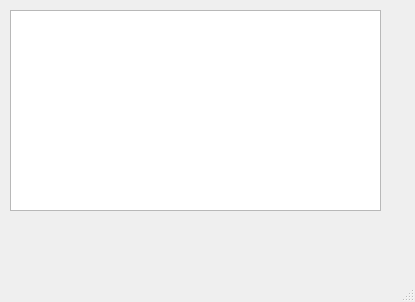
Old version of the form calificacionesups.ui in the repository LuisCOD369/ExamenP2.
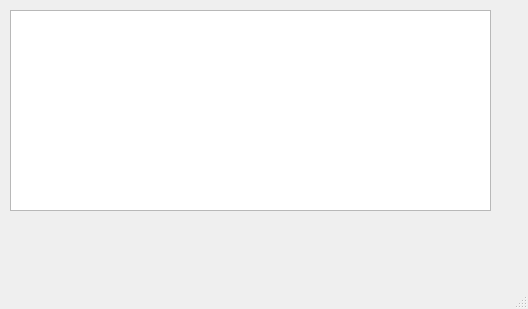
New version of the form.

Commit message: Calculo de nota remedial

Patch:
```diff
--- a/calificacionesups.ui
+++ b/calificacionesups.ui
@@ -6,8 +6,8 @@
    <rect>
     <x>0</x>
     <y>0</y>
-    <width>415</width>
-    <height>302</height>
+    <width>528</width>
+    <height>309</height>
    </rect>
   </property>
   <property name="windowTitle">
@@ -19,7 +19,7 @@
      <rect>
       <x>10</x>
       <y>10</y>
-      <width>371</width>
+      <width>481</width>
       <height>201</height>
      </rect>
     </property>
```
Left out of the diff: 2 changed lines with no effect on the pictures. The commit also changes 2 other files.
